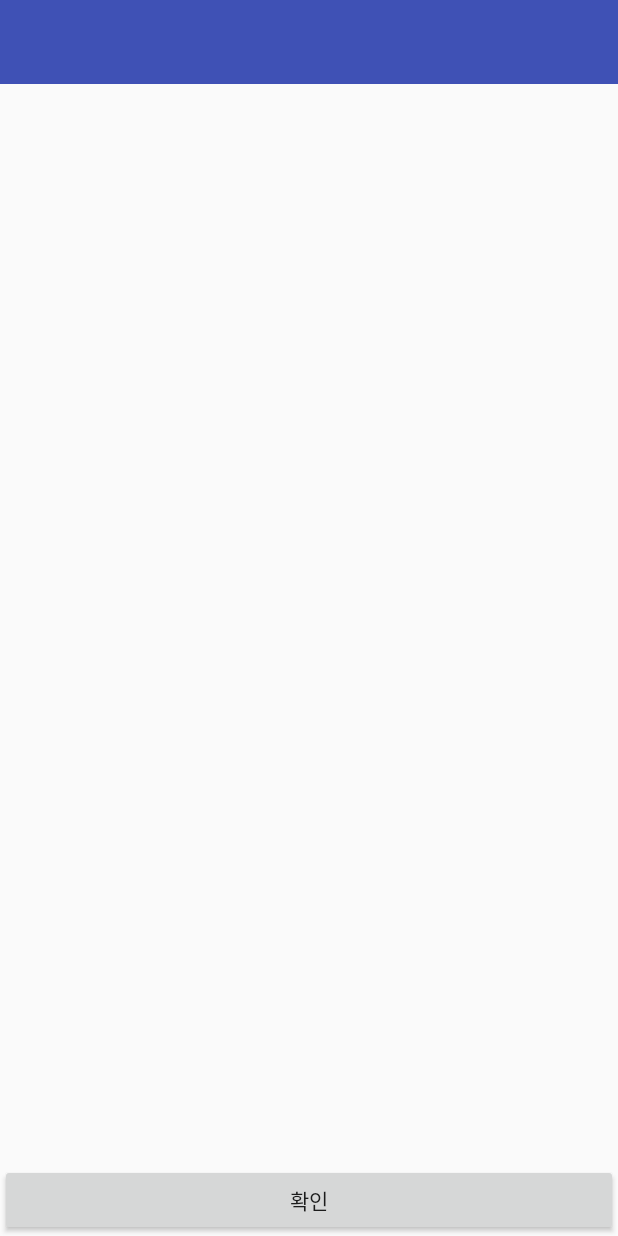
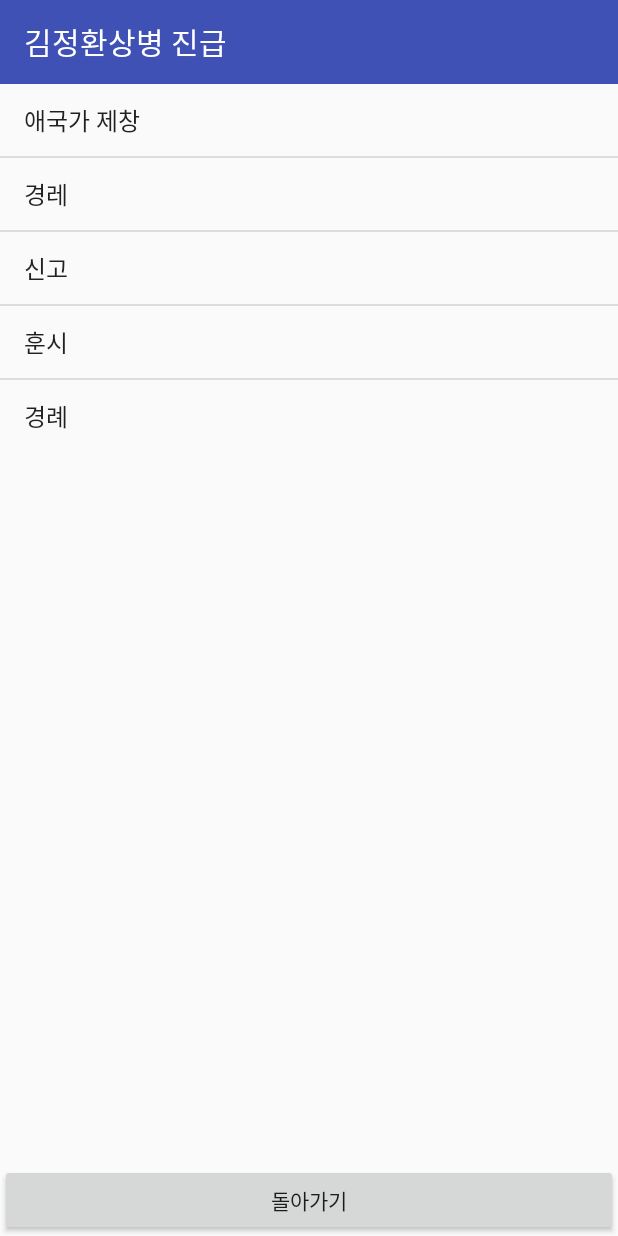
Before and after one commit to osam2017/APP_CeremonySchedulerHelper, an Android app: the MainPageActivity screen opened directly, with no data from a screen before it, after a tap on "2017/10/18", on a phone screen of 412 x 824 dp. Run offline under Robolectric (Android 15) with nearby library versions, the phone set to English and light mode, and no system bars.

Commit message:
detail page working 2

```diff
--- a/app/src/main/java/soldier/rok/trancis/ceremonyschedulehelper/CeremonyDetailActivity.java
+++ b/app/src/main/java/soldier/rok/trancis/ceremonyschedulehelper/CeremonyDetailActivity.java
@@ -1,12 +1,17 @@
 package soldier.rok.trancis.ceremonyschedulehelper;
 
+import android.content.Intent;
 import android.support.v7.app.ActionBar;
+import android.support.v7.app.AlertDialog;
 import android.support.v7.app.AppCompatActivity;
 import android.os.Bundle;
 import android.support.v7.widget.Toolbar;
+import android.view.View;
 import android.widget.AdapterView;
+import android.widget.ArrayAdapter;
 import android.widget.Button;
 import android.widget.ListView;
+import java.util.ArrayList;
 
 import static soldier.rok.trancis.ceremonyschedulehelper.MainActivity.auth;
 
@@ -17,13 +22,57 @@ public class CeremonyDetailActivity extends AppCompatActivity {
         super.onCreate(savedInstanceState);
         setContentView(R.layout.activity_ceremony_detail);
 
-        Toolbar toolbar = (Toolbar) findViewById(R.id.my_toolbar_mainpage);
-        toolbar.setTitle(auth.getNick());
+        Toolbar toolbar = (Toolbar) findViewById(R.id.my_toolbar_detail);
+        toolbar.setTitle(getIntent().getExtras().getString("ceremony_name"));
         setSupportActionBar(toolbar);
         ActionBar actionBar = getSupportActionBar();
         actionBar.setDisplayShowCustomEnabled(true);
+        actionBar.setDisplayShowCustomEnabled(true);
 
         ListView listView = (ListView)findViewById(R.id.list_order_ceremony);
-        Button btn_confirm_detail_page = (Button)findViewById(R.id.btn_detail_confirm);
+        ArrayList<String> arrayList_ceremony_detail = new ArrayList<String>();
+
+        ArrayAdapter<String> simpleAdapter2 = new ArrayAdapter<String>(this, android.R.layout.simple_list_item_1, arrayList_ceremony_detail);
+        listView.setAdapter(simpleAdapter2);
+
+        arrayList_ceremony_detail.add("애국가 제창");
+        arrayList_ceremony_detail.add("경레");
+        arrayList_ceremony_detail.add("신고");
+        arrayList_ceremony_detail.add("훈시");
+        arrayList_ceremony_detail.add("경례");
+
+        listView.setOnItemClickListener(new AdapterView.OnItemClickListener() {
+            @Override
+
+            //리스트뷰 아이템 클릭 리스너
+            public void onItemClick(AdapterView<?> parent, View view, int position, long id) {
+                AlertDialog dialog_national_anthem = createDialogBox();
+                dialog_national_anthem.show();
+            }
+
+            //다이얼로그 생성->조건별 다른 다이얼로그 생성 필요.
+            private AlertDialog createDialogBox(){
+                AlertDialog.Builder builder = new AlertDialog.Builder(CeremonyDetailActivity.this);
+                builder.setTitle("애국가제창");
+                builder.setMessage("애국가를 부르세용");
+                builder.setIcon(R.drawable.btn_back);
+
+                AlertDialog dialog = builder.create();
+                return dialog;
+            }
+
+            });
+
+                Button btn_confirm_detail_page = (Button) findViewById(R.id.btn_detail_confirm);
+         btn_confirm_detail_page.setOnClickListener(new View.OnClickListener() {
+            @Override
+            public void onClick(View view) {
+                Intent intent = new Intent(getBaseContext(), MainPageActivity.class);
+                startActivity(intent);
+                finish();
+            }
+        });
+
+
     }
 }
--- a/app/src/main/java/soldier/rok/trancis/ceremonyschedulehelper/MainActivity.java
+++ b/app/src/main/java/soldier/rok/trancis/ceremonyschedulehelper/MainActivity.java
@@ -35,6 +35,9 @@ public class MainActivity extends AppCompatActivity {
                 startActivity(intent);
             }
         });
+
+        auth.SetAuth(true);
+        auth.SetNick("TEST");
     }
 
     public void SignInClick(View v){
--- a/app/src/main/java/soldier/rok/trancis/ceremonyschedulehelper/MainPageActivity.java
+++ b/app/src/main/java/soldier/rok/trancis/ceremonyschedulehelper/MainPageActivity.java
@@ -60,7 +60,8 @@ public class MainPageActivity extends AppCompatActivity implements AdapterView.O
 
     @Override
     public void onItemClick(AdapterView<?> Parent, View view, int position, long id){
-        Intent intent_list_click = new Intent(this, CeremonyDetailActivity.class);
+        Intent intent_list_click = new Intent(getBaseContext(), CeremonyDetailActivity.class);
+        intent_list_click.putExtra("ceremony_name", listDataArray.get(position).getText_ceremony_name());
         startActivity(intent_list_click);
     }
 
--- a/app/src/main/res/layout/activity_ceremony_detail.xml
+++ b/app/src/main/res/layout/activity_ceremony_detail.xml
@@ -29,7 +29,7 @@
         android:id="@+id/btn_detail_confirm"
         android:layout_width="match_parent"
         android:layout_height="wrap_content"
-        android:text="확인"
+        android:text="돌아가기"
         android:layout_alignParentBottom="true"/>
 
 
```
